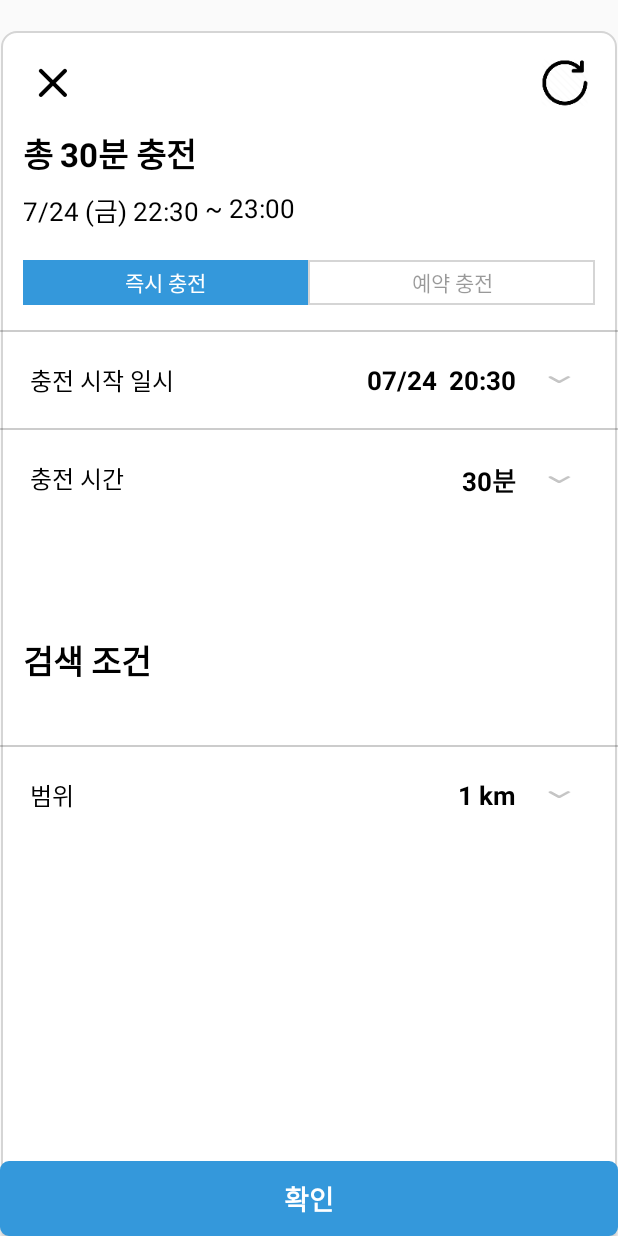
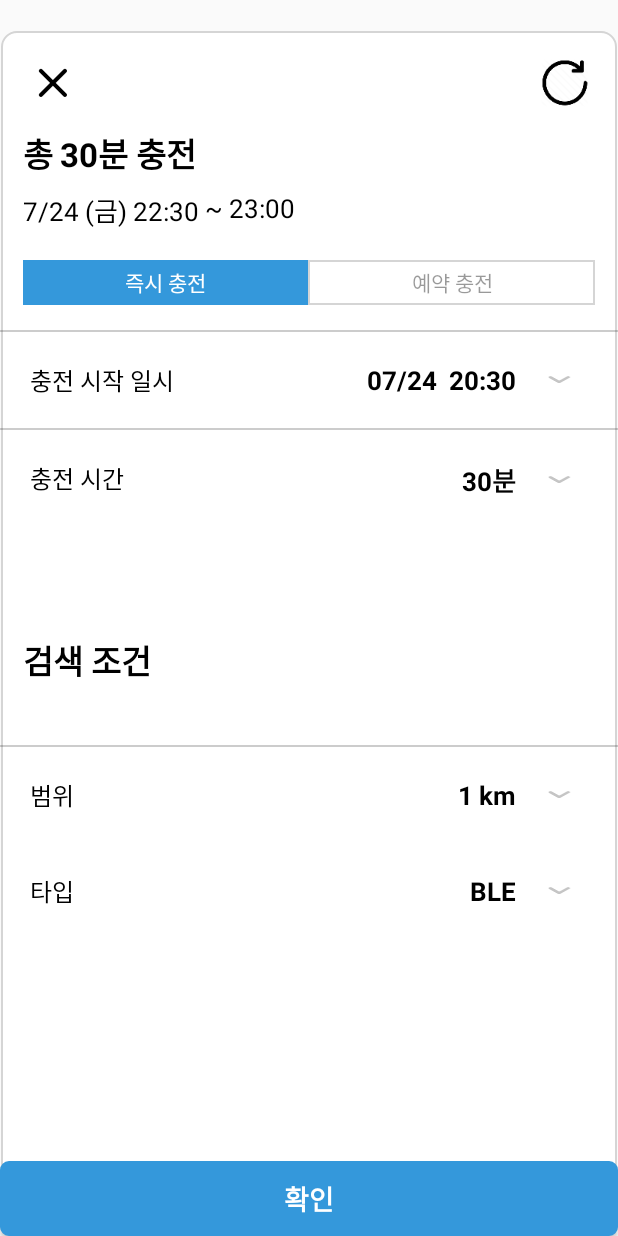
Before and after one commit to taejunim/SharingCharger_V2, an Android app: the layout activity_marker_search_condition.xml on its own in the app's theme, with its tools: preview values and no code run, on a phone screen of 412 x 824 dp. Run offline under Robolectric (Android 15) with nearby library versions, the phone set to English and light mode, and no system bars.

Commit message:
1. 충전기 조건검색 -> 타입 추가 2. 충전화면 sdk 적용 및 테스트 중

```diff
--- a/app/src/main/java/kr/co/metisinfo/sharingcharger/view/activity/ChargingActivity.java
+++ b/app/src/main/java/kr/co/metisinfo/sharingcharger/view/activity/ChargingActivity.java
@@ -140,6 +140,8 @@ public class ChargingActivity extends BaseActivity {
         if(mCurData != null){
             BLEConnect();
         }
+
+        BLEDisConnect();
 
     }
 
--- a/app/src/main/java/kr/co/metisinfo/sharingcharger/view/activity/MainActivity.java
+++ b/app/src/main/java/kr/co/metisinfo/sharingcharger/view/activity/MainActivity.java
@@ -76,6 +76,7 @@ public class MainActivity extends BaseActivity implements MapView.POIItemEventLi
 
     private int reserveChargingMinute = 240; // 기본 4시간, 90 => 1시간 30분
     private String reserveRadius = "3 km";         // 예약 반경 거리
+    private String reserveType = "BLE";            // 예약 충전기 타입
 
     private int chargingStartYYYY;          // 충전 시작 년도
     private int chargingStartMM;            // 충전 시작 월
@@ -158,6 +159,7 @@ public class MainActivity extends BaseActivity implements MapView.POIItemEventLi
                     chargingEndII = data.getIntExtra("chargingEndII", -1);
 
                     reserveRadius = data.getStringExtra("reserveRadius");
+                    reserveType = data.getStringExtra("reserveType");
 
                     String temp = data.getStringExtra("checkChange");
                     Log.e(TAG, "checkChange temp: " + temp);
@@ -536,6 +538,7 @@ public class MainActivity extends BaseActivity implements MapView.POIItemEventLi
         intent.putExtra("chargingEndII", chargingEndII);            // 충전 종료 분
 
         intent.putExtra("reserveRadius", reserveRadius);              // 예약 반경 거리
+        intent.putExtra("reserveType", reserveType);              // 예약 충전기 타입
 
         intent.putExtra("checkChange", String.valueOf(checkChange));     //즉시, 예약
 
--- a/app/src/main/java/kr/co/metisinfo/sharingcharger/view/activity/MarkerSearchConditionActivity.java
+++ b/app/src/main/java/kr/co/metisinfo/sharingcharger/view/activity/MarkerSearchConditionActivity.java
@@ -73,6 +73,7 @@ public class MarkerSearchConditionActivity extends BaseActivity implements Adapt
     private int selectEndII = 0;
 
     private String reserveRadius = "";
+    private String reserveType = "";
 
     private int oldPosition = 0;
 
@@ -82,6 +83,7 @@ public class MarkerSearchConditionActivity extends BaseActivity implements Adapt
     Calendar maxDate = Calendar.getInstance(Locale.getDefault());
 
     List<CharSequence> distanceEntry = new ArrayList<>();
+    List<CharSequence> typeEntry = new ArrayList<>();
     ArrayList<String> timeList = new ArrayList<>();
 
     int startWeek = 0;
@@ -123,12 +125,17 @@ public class MarkerSearchConditionActivity extends BaseActivity implements Adapt
 
         binding.dropdown3.setOnClickListener(view -> binding.spinnerLengthRange.performClick());
 
+        binding.txtType.setOnClickListener(view -> binding.spinnerLengthType.performClick());
+
+        binding.dropdown4.setOnClickListener(view -> binding.spinnerLengthType.performClick());
+
         binding.layoutEDate.setOnClickListener(view -> binding.spinnerTimeRange.performClick());
 
         binding.includeHeader.btnReload.setOnClickListener(view -> {
 
             binding.spinnerTimeRange.setSelection(7);  // 기본 4시간
             binding.spinnerLengthRange.setSelection(1); // 거리 Spinner에서 두번째 값을 강제 선택
+            binding.spinnerLengthType.setSelection(0);
             chargeBtnClick(binding.goCharging);
 
         });
@@ -158,6 +165,7 @@ public class MarkerSearchConditionActivity extends BaseActivity implements Adapt
                 intent.putExtra("chargingEndII", Integer.parseInt(selectEndFullDate.substring(10, 12)));
 
                 intent.putExtra("reserveRadius", binding.spinnerLengthRange.getSelectedItem().toString());
+                intent.putExtra("reserveType", binding.spinnerLengthType.getSelectedItem().toString());
 
                 Log.e(TAG, "btnOk checkChange : " + checkChange);
 
@@ -177,9 +185,13 @@ public class MarkerSearchConditionActivity extends BaseActivity implements Adapt
 
         distanceEntry = Arrays.asList(getResources().getTextArray(R.array.array_distance_radius));
 
+        typeEntry = Arrays.asList(getResources().getTextArray(R.array.array_charging_type));
+
         setTimeList();
 
         ArrayAdapter<CharSequence> lengthAdapter = new ArrayAdapter<>(this, android.R.layout.simple_spinner_dropdown_item, distanceEntry);
+
+        ArrayAdapter<CharSequence> typeAdapter = new ArrayAdapter<>(this, android.R.layout.simple_spinner_dropdown_item, typeEntry);
 
         ArrayAdapter<String> timeAdapter = new ArrayAdapter<>(this, android.R.layout.simple_spinner_dropdown_item, timeList);
 
@@ -214,6 +226,19 @@ public class MarkerSearchConditionActivity extends BaseActivity implements Adapt
 
             @Override
             public void onNothingSelected(AdapterView<?> adapterView) {
+
+            }
+        });
+
+        binding.spinnerLengthType.setAdapter(typeAdapter);
+        binding.spinnerLengthType.setOnItemSelectedListener(new AdapterView.OnItemSelectedListener() {
+            @Override
+            public void onItemSelected(AdapterView<?> parent, View view, int position, long id) {
+                binding.txtType.setText(typeEntry.get(position).toString());
+            }
+
+            @Override
+            public void onNothingSelected(AdapterView<?> parent) {
 
             }
         });
@@ -422,6 +447,7 @@ public class MarkerSearchConditionActivity extends BaseActivity implements Adapt
             chargingEndII = getIntent().getIntExtra("chargingEndII", -1);
 
             reserveRadius = getIntent().getStringExtra("reserveRadius");
+            reserveType = getIntent().getStringExtra("reserveType");
 
             String temp = getIntent().getStringExtra("checkChange");
 
@@ -488,6 +514,7 @@ public class MarkerSearchConditionActivity extends BaseActivity implements Adapt
         binding.spinnerTimeRange.setSelection(timeList.indexOf(DateUtils.generateTimeToString(chargingMinute).trim()), true); //시간 Spinner에서 선택된 시간 값을 강제 선택
 
         binding.spinnerLengthRange.setSelection(distanceEntry.indexOf(reserveRadius), true);
+        binding.spinnerLengthType.setSelection(typeEntry.indexOf(reserveType), true);
 
         Log.e(TAG, "checkChange isInit else : " + checkChange);
         if (checkChange) {
--- a/app/src/main/res/layout/activity_history.xml
+++ b/app/src/main/res/layout/activity_history.xml
@@ -23,7 +23,6 @@
             android:id="@+id/current_point_title"
             android:layout_width="wrap_content"
             android:layout_height="wrap_content"
-            android:visibility="gone"
             android:text="현재 잔여 포인트"
             android:layout_below="@+id/bookmark_text_dummy"
             android:textColor="@color/black"
@@ -36,7 +35,6 @@
             android:id="@+id/current_point_txt"
             android:layout_width="100dp"
             android:layout_height="35dp"
-            android:visibility="gone"
             android:layout_below="@+id/bookmark_text_dummy"
             android:layout_marginStart="20dp"
             android:layout_marginEnd="20dp"
@@ -53,7 +51,6 @@
             android:id="@+id/history_view"
             android:layout_width="match_parent"
             android:layout_height="1dp"
-            android:visibility="gone"
             android:layout_below="@+id/current_point_txt"
             android:layout_marginTop="15dp"
             android:layout_marginBottom="10dp"
--- a/app/src/main/res/layout/activity_marker_search_condition.xml
+++ b/app/src/main/res/layout/activity_marker_search_condition.xml
@@ -319,6 +319,62 @@
 
             </RelativeLayout>
 
+
+            <!--타입-->
+            <RelativeLayout
+                android:id="@+id/layout_type"
+                android:layout_width="match_parent"
+                android:layout_height="wrap_content"
+                android:layout_below="@+id/layout_range"
+                android:padding="20dp">
+
+                <TextView
+                    android:layout_width="wrap_content"
+                    android:layout_height="wrap_content"
+                    android:layout_centerVertical="true"
+                    android:text="@string/search_condition_type"
+                    android:textColor="@color/black"
+                    android:textSize="16dp" />
+
+                <TextView
+                    android:id="@+id/txt_type"
+                    android:layout_width="wrap_content"
+                    android:layout_height="wrap_content"
+                    android:layout_centerVertical="true"
+                    android:layout_marginEnd="20dp"
+                    android:layout_toStartOf="@+id/dropdown_4"
+                    android:textColor="@color/black"
+                    android:textSize="17dp"
+                    android:textStyle="bold"
+                    tools:text="BLE" />
+
+                <Spinner
+                    android:id="@+id/spinner_length_type"
+                    android:layout_width="100dp"
+                    android:layout_height="1dp"
+                    android:layout_toStartOf="@+id/dropdown_4"
+                    android:entries="@array/array_charging_type"
+                    android:spinnerMode="dialog"
+                    android:textSize="17dp"
+                    android:textStyle="bold"
+                    android:visibility="invisible" />
+
+                <ImageView
+                    android:id="@+id/dropdown_4"
+                    android:layout_width="18dp"
+                    android:layout_height="10dp"
+                    android:layout_alignParentEnd="true"
+                    android:layout_centerVertical="true"
+                    android:layout_marginEnd="10dp"
+                    android:rotationX="180"
+                    android:background="@mipmap/btn_dropdown"
+                    android:button="@android:color/transparent"
+                    android:contentDescription="@string/image_description"
+                    android:padding="15dp" />
+
+            </RelativeLayout>
+            <!--타입-->
+
         </RelativeLayout>
 
         <Button
--- a/app/src/main/res/values/array.xml
+++ b/app/src/main/res/values/array.xml
@@ -6,6 +6,11 @@
         <item>3 km</item>
         <item>10 km</item>
         <item>40 km</item>
+    </array>
+
+    <array name="array_charging_type">
+        <item>BLE</item>
+        <item>MODEM</item>
     </array>
 
     <!-- side menu item SETTING START  -->
--- a/app/src/main/res/values/strings.xml
+++ b/app/src/main/res/values/strings.xml
@@ -52,6 +52,7 @@
     <string name="search_condition_start_date">충전 시작 일시</string>
     <string name="search_condition_end_date">충전 시간</string>
     <string name="search_condition_radius_range">범위</string>
+    <string name="search_condition_type">타입</string>
     <string name="search_condition_go_charging">즉시 충전</string>
     <string name="search_condition_reserve_charging">예약 충전</string>
 
```
